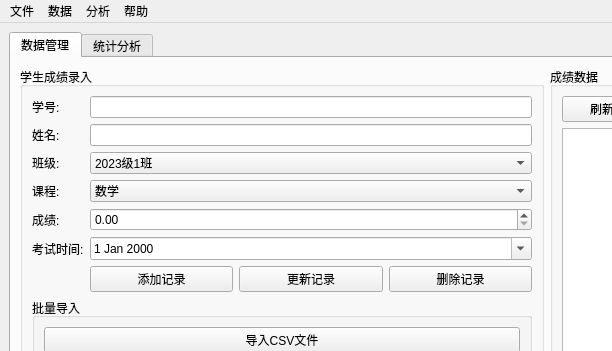
Old version of the form mainwindow.ui in the repository x-huan2/StudentGradeSystem; both pictures show x 0 to 612 and y 0 to 351 of the 1200 by 800 pixel window.
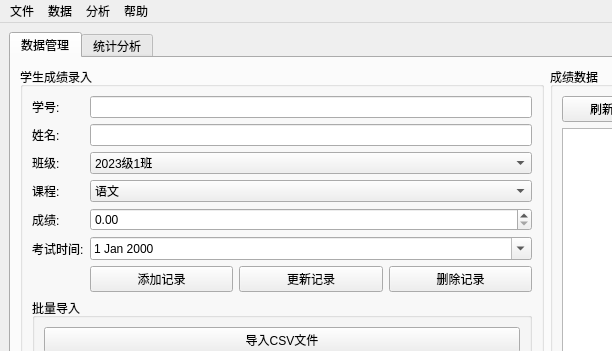
New version of the form. Custom widgets are drawn as their Qt base class.

Commit message: 在成绩录入模块增加可选择的科目

```diff
--- a/mainwindow.ui
+++ b/mainwindow.ui
@@ -86,11 +86,6 @@
            </item>
            <item row="3" column="1">
             <widget class="QComboBox" name="comboCourse">
-             <item>
-              <property name="text">
-               <string>数学</string>
-              </property>
-             </item>
              <item>
               <property name="text">
                <string>语文</string>
```
Left out of the diff: 25 changed lines with no effect on the pictures. The commit also changes 1 other file.
